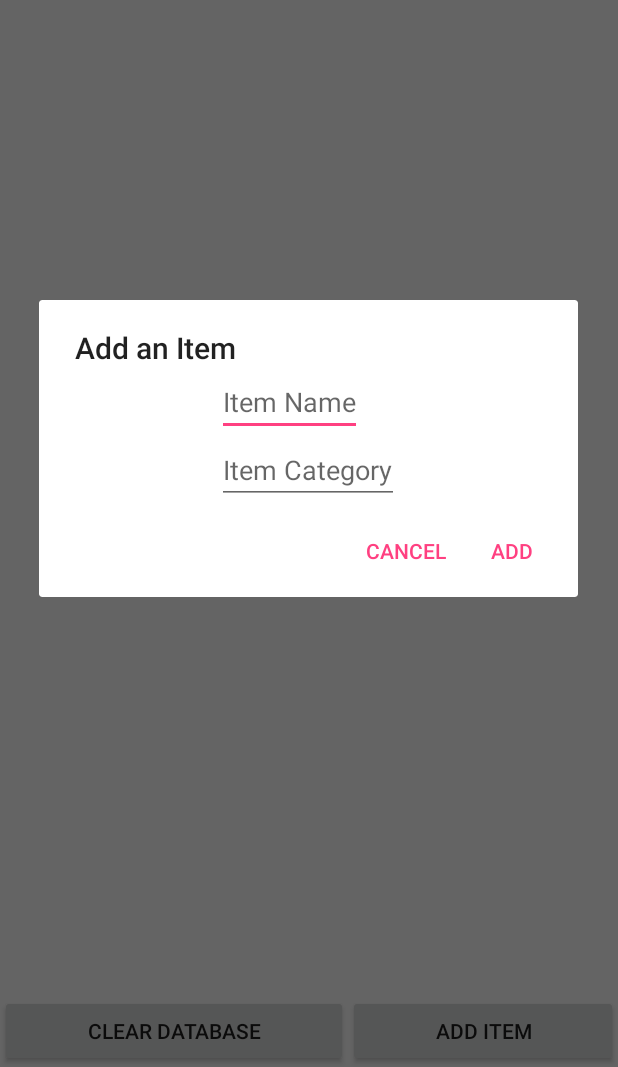
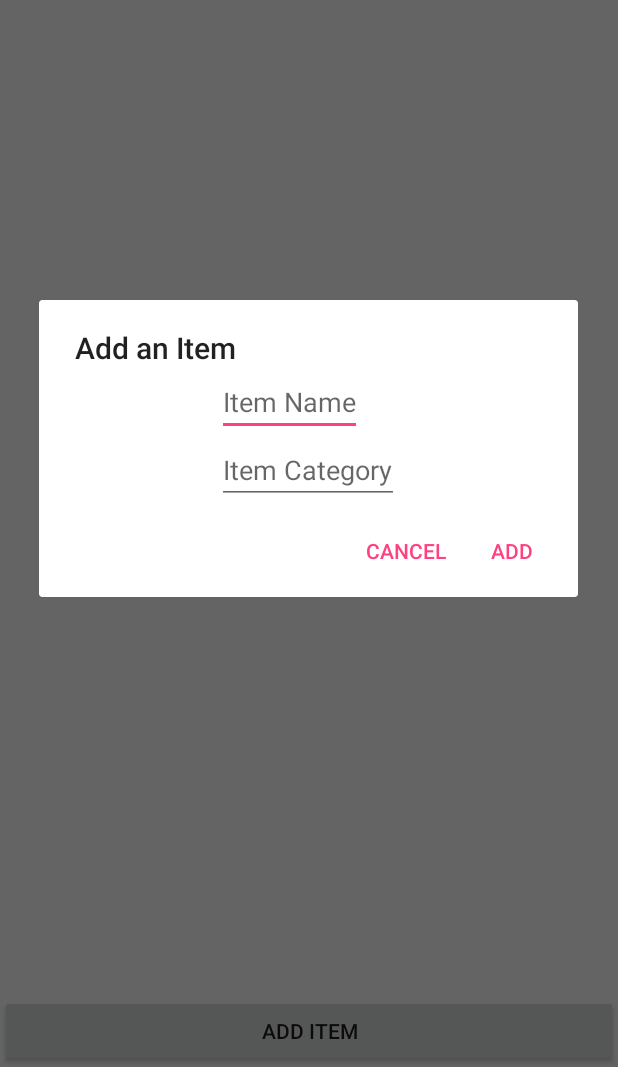
Before and after one commit to Rosanio/CarezoneShoppingApp, an Android app: the screen it shows after launch (MainActivity), after a tap on "ADD ITEM", on a phone screen of 412 x 824 dp, the part 169-1236 px from its top. Run offline under Robolectric (Android 15) with nearby library versions, the phone set to English and light mode, and no system bars; our stand-ins replace ButterKnife.

Commit message:
Refactor and add comments

```diff
--- a/app/src/main/java/com/epicodus/carezoneshoppingapp/DatabaseHelper.java
+++ b/app/src/main/java/com/epicodus/carezoneshoppingapp/DatabaseHelper.java
@@ -35,7 +35,7 @@ public class DatabaseHelper extends SQLiteOpenHelper {
     private static final String CREATE_TABLE_ITEM = "CREATE TABLE "
             + TABLE_ITEM + "(" + KEY_ITEM_ID + " INTEGER PRIMARY KEY,"
             + KEY_NAME + " TEXT,"
-            + KEY_CATEGORY + " TEXT," + ")";
+            + KEY_CATEGORY + " TEXT" + ")";
 
     public DatabaseHelper(Context context) {
         super(context, DATABASE_NAME, null, DATABASE_VERSION);
--- a/app/src/main/java/com/epicodus/carezoneshoppingapp/ShoppingListFragment.java
+++ b/app/src/main/java/com/epicodus/carezoneshoppingapp/ShoppingListFragment.java
@@ -1,9 +1,7 @@
 package com.epicodus.carezoneshoppingapp;
 
 /*TODO:
-    Create post request to server
     Create put and delete requests to server
-    Consider how to add items on server to database without creating dups
     Maybe pull to refresh
  */
 
@@ -42,18 +40,21 @@ import okhttp3.RequestBody;
 import okhttp3.Response;
 
 public class ShoppingListFragment extends Fragment implements View.OnClickListener {
-    private List<Item> mItems;
+
+    /*Globals*/
 
     @Bind(R.id.addItemButton) Button mAddItemButton;
-    @Bind(R.id.clearDatabaseButton) Button mClearDatabaseButton;
     @Bind(R.id.shoppingListTableLayout) TableLayout mShoppingListTableLayout;
 
     private DatabaseHelper db;
 
     private Item selectedItem;
+    private List<Item> mItems;
 
     public static final MediaType JSON
             = MediaType.parse("application/json; charset=utf-8");
+
+    /*Create View*/
 
     @Override
     public View onCreateView(LayoutInflater inflater, ViewGroup parent, Bundle savedInstanceState) {
@@ -65,36 +66,11 @@ public class ShoppingListFragment extends Fragment implements View.OnClickListen
         super.onViewCreated(view, savedInstanceState);
         ButterKnife.bind(this, view);
         mAddItemButton.setOnClickListener(this);
-        mClearDatabaseButton.setOnClickListener(this);
         db = new DatabaseHelper(getActivity());
-        getDataFromServer(new Callback() {
-            @Override
-            public void onFailure(Call call, IOException e) {
-                mItems = db.getAllItemRecords();
-                getActivity().runOnUiThread(new Runnable() {
-                    @Override
-                    public void run() {
-                        updateTable();
-                    }
-                });
-                e.printStackTrace();
-            }
+        getDataFromServer();
+    }
 
-            @Override
-            public void onResponse(Call call, Response response) throws IOException {
-                String jsonData = response.body().string();
-                Log.d("jsonData", jsonData);
-                db.deleteAllItemRecords();
-                mItems = processJSON(jsonData);
-                getActivity().runOnUiThread(new Runnable() {
-                    @Override
-                    public void run() {
-                        updateTable();
-                    }
-                });
-            }
-        });
-    }
+    /*Click Listeners*/
 
     @Override
     public void onClick(View v) {
@@ -111,13 +87,12 @@ public class ShoppingListFragment extends Fragment implements View.OnClickListen
                 db.deleteItemRecord(selectedItem.getId());
                 updateTable();
                 break;
-            case R.id.clearDatabaseButton:
-                db.deleteAllItemRecords();
-                updateTable();
             default:
                 break;
         }
     }
+
+    /*Create Dialog Functions*/
 
     public void openAddItemDialog() {
         LayoutInflater inflater = LayoutInflater.from(getActivity());
@@ -136,10 +111,9 @@ public class ShoppingListFragment extends Fragment implements View.OnClickListen
                 String name = nameEditText.getText().toString();
                 String category = categoryEditText.getText().toString();
 
-                if(name.trim().length() == 0 && category.trim().length() == 0) {
+                if(name.trim().length() == 0 || category.trim().length() == 0) {
                     Toast.makeText(getActivity(), "Please enter a name and category", Toast.LENGTH_SHORT).show();
                 } else {
-                    //Update local and online storage
                     Item newItem = new Item(name, category);
                     long itemId = db.logItems(newItem);
                     newItem.setId(itemId);
@@ -207,8 +181,54 @@ public class ShoppingListFragment extends Fragment implements View.OnClickListen
         builder.show();
     }
 
+    /*Get data and update view*/
+
+    public void getDataFromServer() {
+        //Used OkHttp because it is somewhat familiar and seems to work just fine for this purpose
+        OkHttpClient client = new OkHttpClient.Builder()
+                .connectTimeout(1, TimeUnit.MINUTES)
+                .readTimeout(1, TimeUnit.MINUTES)
+                .build();
+
+        Request request = new Request.Builder()
+                .header("X-CZ-Authorization", Constants.AUTH_TOKEN)
+                .header("Accept", "application/json")
+                .url(Constants.BASE_URL)
+                .build();
+
+        Call call = client.newCall(request);
+        call.enqueue(new Callback() {
+            @Override
+            public void onFailure(Call call, IOException e) {
+                mItems = db.getAllItemRecords();
+                getActivity().runOnUiThread(new Runnable() {
+                    @Override
+                    public void run() {
+                        updateTable();
+                    }
+                });
+                e.printStackTrace();
+            }
+
+            @Override
+            public void onResponse(Call call, Response response) throws IOException {
+                String jsonData = response.body().string();
+                Log.d("jsonData", jsonData);
+                db.deleteAllItemRecords();
+                mItems = processJSON(jsonData);
+                getActivity().runOnUiThread(new Runnable() {
+                    @Override
+                    public void run() {
+                        updateTable();
+                    }
+                });
+            }
+        });
+    }
+
     public void updateTable() {
         mShoppingListTableLayout.removeAllViews();
+        Log.d("deleting", mItems.size()+"");
 
         if(mItems.size() > 0) {
             for(int i = 0; i < mItems.size(); i++) {
@@ -227,22 +247,24 @@ public class ShoppingListFragment extends Fragment implements View.OnClickListen
         }
     }
 
-    public void getDataFromServer(Callback callback) {
-        //Used OkHttp because it is somewhat familiar and seems to work just fine for this purpose
-        OkHttpClient client = new OkHttpClient.Builder()
-                .connectTimeout(1, TimeUnit.MINUTES)
-                .readTimeout(1, TimeUnit.MINUTES)
-                .build();
+    public ArrayList<Item> processJSON(String jsonString) {
+        ArrayList<Item> items = new ArrayList<>();
+        try {
+            JSONArray responseJSON = new JSONArray(jsonString);
+            for(int i = 0; i < responseJSON.length(); i++) {
+                JSONObject itemObject = responseJSON.getJSONObject(i);
+                String itemName = itemObject.getString("name");
+                String itemCategory = itemObject.getString("category");
+                Item item = new Item(itemName, itemCategory);
+                items.add(item);
+            }
+        } catch (JSONException e) {
+            e.printStackTrace();
+        }
+        return items;
+    }
 
-        Request request = new Request.Builder()
-                .header("X-CZ-Authorization", Constants.AUTH_TOKEN)
-                .header("Accept", "application/json")
-                .url(Constants.BASE_URL)
-                .build();
-
-        Call call = client.newCall(request);
-        call.enqueue(callback);
-    }
+    /*Post Data*/
 
     public String makeJSONItem(Item item) {
         JSONObject jsonItem = new JSONObject();
@@ -287,24 +309,8 @@ public class ShoppingListFragment extends Fragment implements View.OnClickListen
             public void onResponse(Call call, Response response) throws IOException {
                 String jsonData = response.body().string();
                 Log.d("PostData", jsonData);
+                getDataFromServer();
             }
         });
     }
-
-    public ArrayList<Item> processJSON(String jsonString) {
-        ArrayList<Item> items = new ArrayList<>();
-        try {
-            JSONArray responseJSON = new JSONArray(jsonString);
-            for(int i = 0; i < responseJSON.length(); i++) {
-                JSONObject itemObject = responseJSON.getJSONObject(i);
-                String itemName = itemObject.getString("name");
-                String itemCategory = itemObject.getString("category");
-                Item item = new Item(itemName, itemCategory);
-                items.add(item);
-            }
-        } catch (JSONException e) {
-            e.printStackTrace();
-        }
-        return items;
-    }
 }
--- a/app/src/main/res/layout/fragment_shopping_list.xml
+++ b/app/src/main/res/layout/fragment_shopping_list.xml
@@ -52,19 +52,11 @@
         android:id="@+id/buttonLayout">
 
         <Button
-            android:layout_width="wrap_content"
-            android:layout_height="wrap_content"
-            android:text="Clear Database"
-            android:id="@+id/clearDatabaseButton"
-            android:layout_weight="0.5" />
-
-        <Button
-            android:layout_width="wrap_content"
+            android:layout_width="match_parent"
             android:layout_height="wrap_content"
             android:text="Add Item"
             android:id="@+id/addItemButton"
-            android:layout_alignParentBottom="true"
-            android:layout_weight="0.5" />
+            android:layout_alignParentBottom="true" />
 
     </LinearLayout>
 
```
